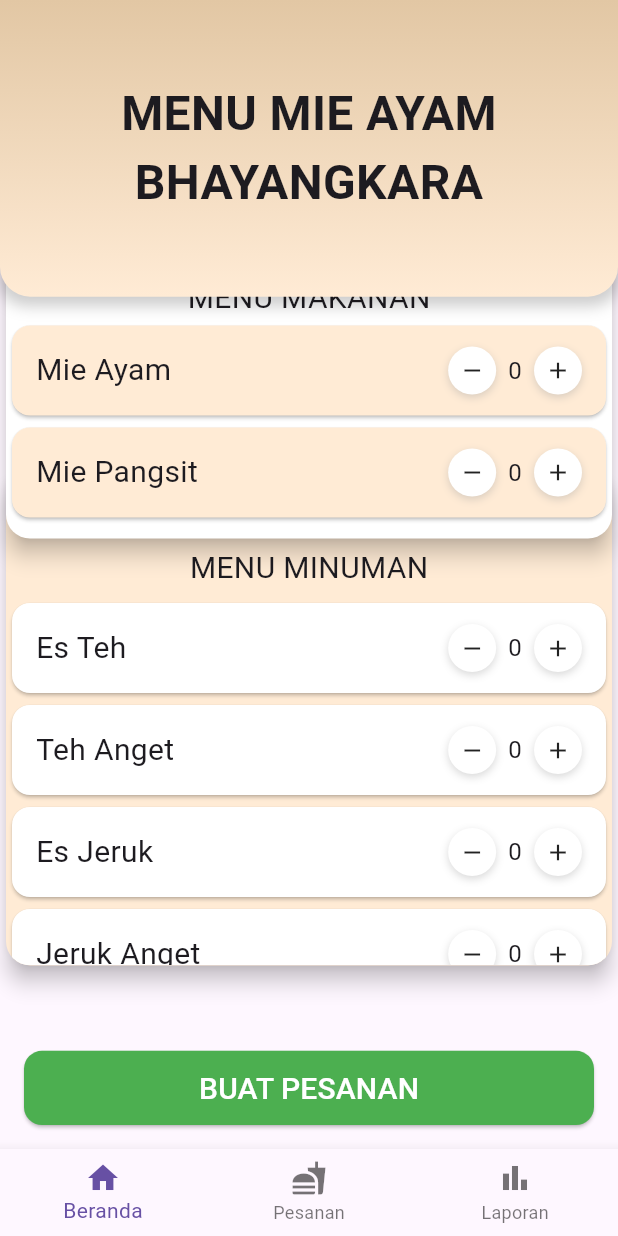
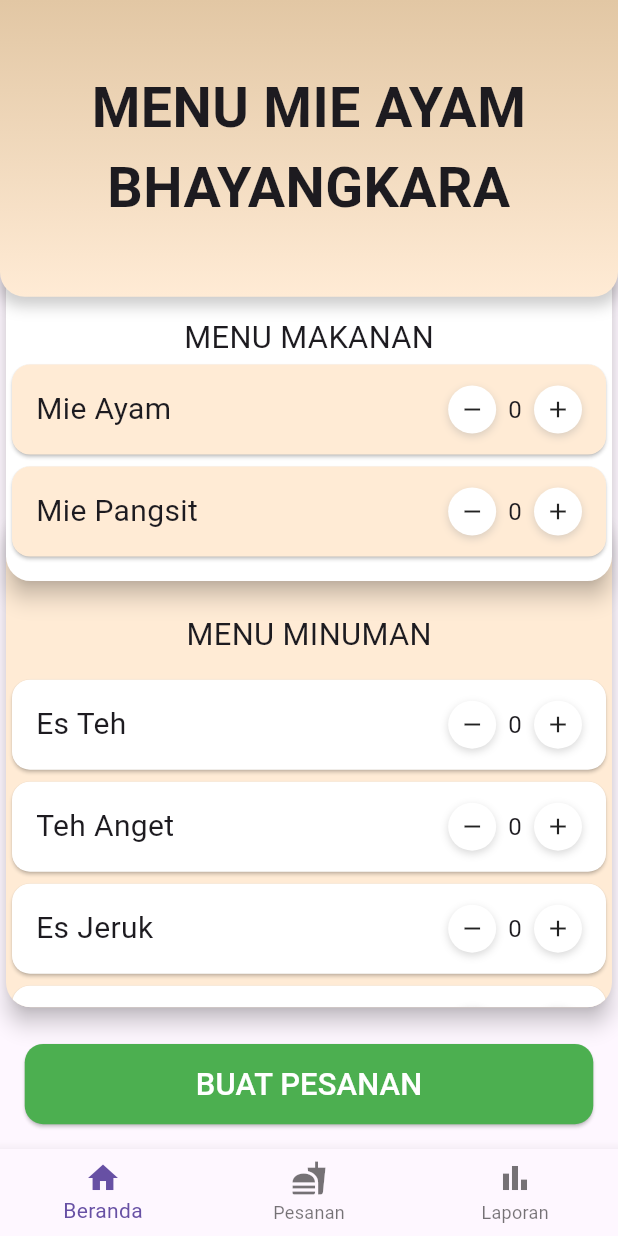
Before and after one commit to fadhlyarmi1987/mie_ayam_bhayangkara, a Flutter app: the screen it shows after launch, on a phone screen of 412 x 824 dp. Run offline on Flutter 3.47's test engine with Material 3 defaults, Android fonts, the phone set to English and light mode, and no system bars; our stand-ins replace cloud_firestore, firebase_core, google_fonts; accounts and stored records are empty; Roboto replaces fonts that are missing (Khand).

Commit message:
update v1.1.0

```diff
--- a/lib/pages/Dashboard.dart
+++ b/lib/pages/Dashboard.dart
@@ -56,43 +56,46 @@ class _DashboardCardState extends State<DashboardCard> {
   final screenWidth = MediaQuery.of(context).size.width;
   final screenHeight = MediaQuery.of(context).size.height;
 
+  final paddingSmall = screenWidth * 0.03;  // ~12px di layar kecil
+  final paddingMedium = screenWidth * 0.04; // ~20px
+  final cornerRadius = screenWidth * 0.04;  // ~16px
+  final headerFontSize = screenWidth * 0.09; // ~32px
+  final sectionFontSize = screenWidth * 0.05; // ~20px
+
   return Column(
     children: [
       Expanded(
         child: SingleChildScrollView(
           child: Stack(
             children: [
+              // 🍹 Card Minuman
               Padding(
-                  padding: const EdgeInsets.only(top: 310),
+                padding: EdgeInsets.only(top: screenHeight * 0.41),
                 child: Card(
                   color: const Color(0xFFFFEBD5),
                   shape: RoundedRectangleBorder(
-                      borderRadius: BorderRadius.circular(16),
+                    borderRadius: BorderRadius.circular(cornerRadius),
                   ),
                   elevation: 6,
                   child: SizedBox(
                     height: screenHeight * 0.4,
                     child: Padding(
-                        padding: const EdgeInsets.only(top: 50),
+                      padding: EdgeInsets.only(top: screenHeight * 0.08),
                       child: Column(
                         children: [
                           Text(
                             'MENU MINUMAN',
-                              style: GoogleFonts.jockeyOne(fontSize: 20),
+                            style: GoogleFonts.jockeyOne(fontSize: sectionFontSize),
                           ),
                           Expanded(
                             child: ClipRRect(
-                                borderRadius: const BorderRadius.only(
-                                  bottomLeft: Radius.circular(16),
-                                  bottomRight: Radius.circular(16),
+                              borderRadius: BorderRadius.only(
+                                bottomLeft: Radius.circular(cornerRadius),
+                                bottomRight: Radius.circular(cornerRadius),
                               ),
                               child: ListView(
-                                  padding: const EdgeInsets.only(
-                                    bottom: 5,
-                                    top: 5,
-                                  ),
-                                  children: drinkItems.keys
-                                      .map(
+                                padding: EdgeInsets.symmetric(vertical: paddingSmall),
+                                children: drinkItems.keys.map(
                                   (item) => ItemCard(
                                     name: item,
                                     items: drinkItems,
@@ -101,8 +104,7 @@ class _DashboardCardState extends State<DashboardCard> {
                                     onRemove: _decrement,
                                     type: 'minuman',
                                   ),
-                                      ) // cobaaa
-                                      .toList(),
+                                ).toList(),
                               ),
                             ),
                           ),
@@ -113,21 +115,25 @@ class _DashboardCardState extends State<DashboardCard> {
                 ),
               ),
 
+              // 🍜 Card Makanan
               Padding(
-                  padding: const EdgeInsets.only(top: 140),
+                padding: EdgeInsets.only(top: screenHeight * 0.19),
                 child: Card(
                   color: Colors.white,
                   shape: RoundedRectangleBorder(
-                      borderRadius: BorderRadius.circular(16),
+                    borderRadius: BorderRadius.circular(cornerRadius),
                   ),
                   elevation: 6,
                   child: Padding(
-                      padding: const EdgeInsets.only(top: 40, bottom: 10),
+                    padding: EdgeInsets.only(
+                      top: screenHeight * 0.06,
+                      bottom: screenHeight * 0.015,
+                    ),
                     child: Column(
                       children: [
                         Text(
                           'MENU MAKANAN',
-                            style: GoogleFonts.jockeyOne(fontSize: 20),
+                          style: GoogleFonts.jockeyOne(fontSize: sectionFontSize),
                         ),
                         ...foodItems.keys.map(
                           (item) => ItemCard(
@@ -144,24 +150,26 @@ class _DashboardCardState extends State<DashboardCard> {
                   ),
                 ),
               ),
+
+              // 🔝 Header Gradient
               Container(
                 height: screenHeight * 0.24,
-                  padding: const EdgeInsets.all(16),
+                padding: EdgeInsets.all(paddingMedium),
                 decoration: BoxDecoration(
-                    gradient: LinearGradient(
+                  gradient: const LinearGradient(
                     colors: [Color.fromARGB(255, 226, 199, 164), Color(0xFFFFEBD5)],
                     begin: Alignment.topCenter,
                     end: Alignment.bottomCenter,
                   ),
-                    borderRadius: const BorderRadius.vertical(
-                      bottom: Radius.circular(20),
+                  borderRadius: BorderRadius.vertical(
+                    bottom: Radius.circular(cornerRadius),
                   ),
                   boxShadow: [
                     BoxShadow(
                       color: Colors.black.withOpacity(0.2),
                       spreadRadius: 2,
                       blurRadius: 8,
-                        offset: const Offset(0, 4), // arah bayangan: bawah
+                      offset: const Offset(0, 4),
                     ),
                   ],
                 ),
@@ -170,7 +178,7 @@ class _DashboardCardState extends State<DashboardCard> {
                   'MENU MIE AYAM\nBHAYANGKARA',
                   textAlign: TextAlign.center,
                   style: GoogleFonts.jockeyOne(
-                      fontSize: 32,
+                    fontSize: headerFontSize,
                     fontWeight: FontWeight.bold,
                   ),
                 ),
@@ -179,10 +187,12 @@ class _DashboardCardState extends State<DashboardCard> {
           ),
         ),
       ),
+
+      // ✅ Tombol Buat Pesanan
       Container(
-          height: screenHeight * 0.06,
+        height: screenHeight * 0.065,
         width: double.infinity,
-          margin: const EdgeInsets.all(16),
+        margin: EdgeInsets.all(paddingMedium),
         child: ElevatedButton(
           onPressed: () {
             final selected = getSelectedItems();
@@ -220,14 +230,17 @@ class _DashboardCardState extends State<DashboardCard> {
           },
           style: ElevatedButton.styleFrom(
             backgroundColor: Colors.green,
-              padding: const EdgeInsets.symmetric(vertical: 11),
+            padding: EdgeInsets.symmetric(vertical: screenHeight * 0.015),
             shape: RoundedRectangleBorder(
-                borderRadius: BorderRadius.circular(12),
+              borderRadius: BorderRadius.circular(cornerRadius * 0.75),
             ),
           ),
           child: Text(
             'BUAT PESANAN',
-              style: GoogleFonts.khand(fontSize: 20, color: Colors.white),
+            style: GoogleFonts.khand(
+              fontSize: screenWidth * 0.05,
+              color: Colors.white,
+            ),
           ),
         ),
       ),
```
Lines whose indentation alone changed are shown as unchanged.
